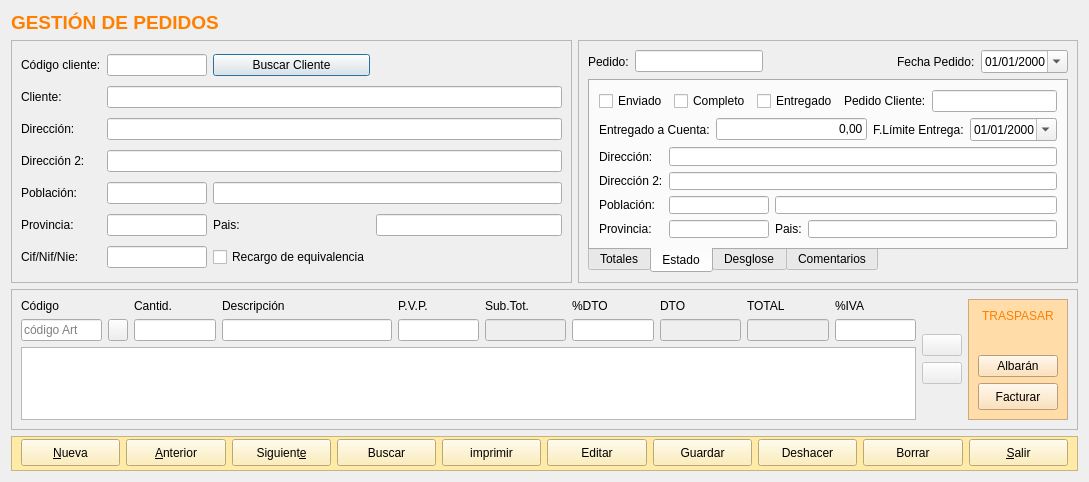
This is frmpedidos.ui in arcnexus/RedFoX as Qt 5 draws it before an edit. The edited form follows.
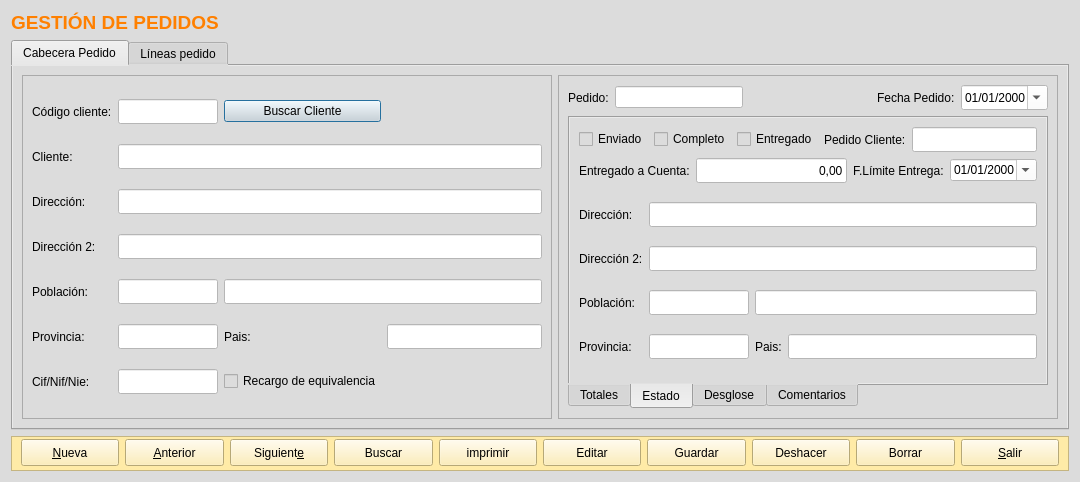
This is the edited form. The open tabs and pages were chosen to show the change. Icons and pictures are not drawn.

```diff
--- a/frmpedidos.ui
+++ b/frmpedidos.ui
@@ -6,14 +6,21 @@
    <rect>
     <x>0</x>
     <y>0</y>
-    <width>1089</width>
+    <width>1080</width>
     <height>482</height>
    </rect>
   </property>
   <property name="windowTitle">
    <string>Gestión de Pedidos de cliente</string>
   </property>
-  <layout class="QGridLayout" name="gridLayout_2">
+  <property name="windowIcon">
+   <iconset resource="terra.qrc">
+    <normaloff>:/Icons/PNG/terra.png</normaloff>:/Icons/PNG/terra.png</iconset>
+  </property>
+  <property name="styleSheet">
+   <string notr="true">background-color: rgb(220, 220, 220);</string>
+  </property>
+  <layout class="QGridLayout" name="gridLayout_14">
    <item row="0" column="0">
     <widget class="QLabel" name="label_36">
      <property name="text">
@@ -22,6 +29,16 @@
     </widget>
    </item>
    <item row="1" column="0">
+    <widget class="QTabWidget" name="tabWidget_2">
+     <property name="currentIndex">
+      <number>0</number>
+     </property>
+     <widget class="QWidget" name="tab_5">
+      <attribute name="title">
+       <string>Cabecera Pedido</string>
+      </attribute>
+      <layout class="QGridLayout" name="gridLayout_2">
+       <item row="0" column="0">
     <widget class="QFrame" name="frame_5">
      <property name="frameShape">
       <enum>QFrame::StyledPanel</enum>
@@ -31,7 +48,17 @@
      </property>
      <layout class="QGridLayout" name="gridLayout">
       <item row="2" column="1" colspan="3">
-       <widget class="QLineEdit" name="txtcDireccion"/>
+           <widget class="QLineEdit" name="txtcDireccion">
+            <property name="minimumSize">
+             <size>
+              <width>0</width>
+              <height>25</height>
+             </size>
+            </property>
+            <property name="styleSheet">
+             <string notr="true">background-color: rgb(255, 255, 255);</string>
+            </property>
+           </widget>
       </item>
       <item row="0" column="0">
        <widget class="QLabel" name="label_3">
@@ -53,12 +80,21 @@
       </item>
       <item row="0" column="1">
        <widget class="QLineEdit" name="txtcCodigoCliente">
+            <property name="minimumSize">
+             <size>
+              <width>0</width>
+              <height>25</height>
+             </size>
+            </property>
         <property name="maximumSize">
          <size>
           <width>100</width>
           <height>16777215</height>
          </size>
         </property>
+            <property name="styleSheet">
+             <string notr="true">background-color: rgb(255, 255, 255);</string>
+            </property>
        </widget>
       </item>
       <item row="4" column="2" colspan="2">
@@ -69,6 +105,15 @@
           <verstretch>0</verstretch>
          </sizepolicy>
         </property>
+            <property name="minimumSize">
+             <size>
+              <width>0</width>
+              <height>25</height>
+             </size>
+            </property>
+            <property name="styleSheet">
+             <string notr="true">background-color: rgb(255, 255, 255);</string>
+            </property>
        </widget>
       </item>
       <item row="2" column="0">
@@ -80,26 +125,54 @@
       </item>
       <item row="6" column="1">
        <widget class="QLineEdit" name="txtcCif">
+            <property name="minimumSize">
+             <size>
+              <width>0</width>
+              <height>25</height>
+             </size>
+            </property>
         <property name="maximumSize">
          <size>
           <width>100</width>
           <height>16777215</height>
          </size>
         </property>
+            <property name="styleSheet">
+             <string notr="true">background-color: rgb(255, 255, 255);</string>
+            </property>
        </widget>
       </item>
       <item row="5" column="1">
        <widget class="QLineEdit" name="txtcProvincia">
+            <property name="minimumSize">
+             <size>
+              <width>0</width>
+              <height>25</height>
+             </size>
+            </property>
         <property name="maximumSize">
          <size>
           <width>100</width>
           <height>16777215</height>
          </size>
         </property>
+            <property name="styleSheet">
+             <string notr="true">background-color: rgb(255, 255, 255);</string>
+            </property>
        </widget>
       </item>
       <item row="1" column="1" colspan="3">
-       <widget class="QLineEdit" name="txtcCliente"/>
+           <widget class="QLineEdit" name="txtcCliente">
+            <property name="minimumSize">
+             <size>
+              <width>0</width>
+              <height>25</height>
+             </size>
+            </property>
+            <property name="styleSheet">
+             <string notr="true">background-color: rgb(255, 255, 255);</string>
+            </property>
+           </widget>
       </item>
       <item row="3" column="0">
        <widget class="QLabel" name="label_6">
@@ -109,7 +182,17 @@
        </widget>
       </item>
       <item row="5" column="3">
-       <widget class="QLineEdit" name="txtcPais"/>
+           <widget class="QLineEdit" name="txtcPais">
+            <property name="minimumSize">
+             <size>
+              <width>0</width>
+              <height>25</height>
+             </size>
+            </property>
+            <property name="styleSheet">
+             <string notr="true">background-color: rgb(255, 255, 255);</string>
+            </property>
+           </widget>
       </item>
       <item row="4" column="0">
        <widget class="QLabel" name="label_7">
@@ -123,7 +206,7 @@
         <property name="minimumSize">
          <size>
           <width>100</width>
-          <height>0</height>
+              <height>25</height>
          </size>
         </property>
         <property name="maximumSize">
@@ -132,6 +215,9 @@
           <height>16777215</height>
          </size>
         </property>
+            <property name="styleSheet">
+             <string notr="true">background-color: rgb(255, 255, 255);</string>
+            </property>
        </widget>
       </item>
       <item row="1" column="0">
@@ -149,7 +235,17 @@
        </widget>
       </item>
       <item row="3" column="1" colspan="3">
-       <widget class="QLineEdit" name="txtcDireccion2"/>
+           <widget class="QLineEdit" name="txtcDireccion2">
+            <property name="minimumSize">
+             <size>
+              <width>0</width>
+              <height>25</height>
+             </size>
+            </property>
+            <property name="styleSheet">
+             <string notr="true">background-color: rgb(255, 255, 255);</string>
+            </property>
+           </widget>
       </item>
       <item row="6" column="0">
        <widget class="QLabel" name="label_15">
@@ -175,7 +271,7 @@
      </layout>
     </widget>
    </item>
-   <item row="1" column="1">
+       <item row="0" column="1">
     <widget class="QFrame" name="frame">
      <property name="minimumSize">
       <size>
@@ -208,8 +304,7 @@
         <item>
          <widget class="QLineEdit" name="txtnPedido">
           <property name="styleSheet">
-           <string notr="true">color: rgb(0, 0, 128);
-font: 12pt &quot;Times New Roman&quot;;</string>
+               <string notr="true">background-color: rgb(255, 255, 255);</string>
           </property>
          </widget>
         </item>
@@ -235,6 +330,15 @@
         </item>
         <item>
          <widget class="QDateEdit" name="txtdFecha">
+              <property name="minimumSize">
+               <size>
+                <width>0</width>
+                <height>25</height>
+               </size>
+              </property>
+              <property name="styleSheet">
+               <string notr="true">background-color: rgb(255, 255, 255);</string>
+              </property>
           <property name="displayFormat">
            <string>dd/MM/yyyy</string>
           </property>
@@ -636,7 +740,17 @@
              </widget>
             </item>
             <item>
-             <widget class="QLineEdit" name="txtcPedidoCliente"/>
+                 <widget class="QLineEdit" name="txtcPedidoCliente">
+                  <property name="minimumSize">
+                   <size>
+                    <width>0</width>
+                    <height>25</height>
+                   </size>
+                  </property>
+                  <property name="styleSheet">
+                   <string notr="true">background-color: rgb(255, 255, 255);</string>
+                  </property>
+                 </widget>
             </item>
            </layout>
           </item>
@@ -651,6 +765,15 @@
             </item>
             <item>
              <widget class="QLineEdit" name="txtrACuenta">
+                  <property name="minimumSize">
+                   <size>
+                    <width>0</width>
+                    <height>25</height>
+                   </size>
+                  </property>
+                  <property name="styleSheet">
+                   <string notr="true">background-color: rgb(255, 255, 255);</string>
+                  </property>
               <property name="text">
                <string>0,00</string>
               </property>
@@ -670,6 +793,9 @@
           </item>
           <item row="1" column="2" colspan="2">
            <widget class="QDateEdit" name="txtdFechaLimiteEntrega">
+                <property name="styleSheet">
+                 <string notr="true">background-color: rgb(255, 255, 255);</string>
+                </property>
             <property name="displayFormat">
              <string>dd/MM/yyyy</string>
             </property>
@@ -688,7 +814,17 @@
              </widget>
             </item>
             <item row="0" column="1" colspan="3">
-             <widget class="QLineEdit" name="txtcDireccionEntrega"/>
+                 <widget class="QLineEdit" name="txtcDireccionEntrega">
+                  <property name="minimumSize">
+                   <size>
+                    <width>0</width>
+                    <height>25</height>
+                   </size>
+                  </property>
+                  <property name="styleSheet">
+                   <string notr="true">background-color: rgb(255, 255, 255);</string>
+                  </property>
+                 </widget>
             </item>
             <item row="1" column="0">
              <widget class="QLabel" name="label_41">
@@ -698,7 +834,17 @@
              </widget>
             </item>
             <item row="1" column="1" colspan="3">
-             <widget class="QLineEdit" name="txtcDireccionEntrega_2"/>
+                 <widget class="QLineEdit" name="txtcDireccionEntrega_2">
+                  <property name="minimumSize">
+                   <size>
+                    <width>0</width>
+                    <height>25</height>
+                   </size>
+                  </property>
+                  <property name="styleSheet">
+                   <string notr="true">background-color: rgb(255, 255, 255);</string>
+                  </property>
+                 </widget>
             </item>
             <item row="2" column="0">
              <widget class="QLabel" name="label_40">
@@ -712,7 +858,7 @@
               <property name="minimumSize">
                <size>
                 <width>100</width>
-                <height>0</height>
+                    <height>25</height>
                </size>
               </property>
               <property name="maximumSize">
@@ -721,6 +867,9 @@
                 <height>16777215</height>
                </size>
               </property>
+                  <property name="styleSheet">
+                   <string notr="true">background-color: rgb(255, 255, 255);</string>
+                  </property>
              </widget>
             </item>
             <item row="2" column="2" colspan="2">
@@ -731,6 +880,15 @@
                 <verstretch>0</verstretch>
                </sizepolicy>
               </property>
+                  <property name="minimumSize">
+                   <size>
+                    <width>0</width>
+                    <height>25</height>
+                   </size>
+                  </property>
+                  <property name="styleSheet">
+                   <string notr="true">background-color: rgb(255, 255, 255);</string>
+                  </property>
              </widget>
             </item>
             <item row="3" column="0">
@@ -742,12 +900,21 @@
             </item>
             <item row="3" column="1">
              <widget class="QLineEdit" name="txtcProvinciaEntrega">
+                  <property name="minimumSize">
+                   <size>
+                    <width>0</width>
+                    <height>25</height>
+                   </size>
+                  </property>
               <property name="maximumSize">
                <size>
                 <width>100</width>
                 <height>16777215</height>
                </size>
               </property>
+                  <property name="styleSheet">
+                   <string notr="true">background-color: rgb(255, 255, 255);</string>
+                  </property>
              </widget>
             </item>
             <item row="3" column="2">
@@ -758,7 +925,17 @@
              </widget>
             </item>
             <item row="3" column="3">
-             <widget class="QLineEdit" name="txtcPaisEntrega"/>
+                 <widget class="QLineEdit" name="txtcPaisEntrega">
+                  <property name="minimumSize">
+                   <size>
+                    <width>0</width>
+                    <height>25</height>
+                   </size>
+                  </property>
+                  <property name="styleSheet">
+                   <string notr="true">background-color: rgb(255, 255, 255);</string>
+                  </property>
+                 </widget>
             </item>
            </layout>
           </item>
@@ -1560,11 +1737,18 @@
      </layout>
     </widget>
    </item>
-   <item row="2" column="0" colspan="2">
+      </layout>
+     </widget>
+     <widget class="QWidget" name="tab_6">
+      <attribute name="title">
+       <string>Líneas pedido</string>
+      </attribute>
+      <layout class="QGridLayout" name="gridLayout_15">
+       <item row="0" column="0">
     <widget class="QFrame" name="frame_6">
      <property name="minimumSize">
       <size>
-       <width>700</width>
+           <width>1000</width>
        <height>0</height>
       </size>
      </property>
@@ -1574,22 +1758,15 @@
      <property name="frameShadow">
       <enum>QFrame::Raised</enum>
      </property>
-     <layout class="QHBoxLayout" name="horizontalLayout_2">
-      <item>
+         <layout class="QGridLayout" name="gridLayout_16">
+          <item row="0" column="0">
        <layout class="QVBoxLayout" name="verticalLayout_2">
         <item>
          <layout class="QGridLayout" name="gridLayout_9">
-          <item row="0" column="0">
-           <widget class="QLabel" name="label_17">
-            <property name="text">
-             <string>Código</string>
-            </property>
-           </widget>
-          </item>
-          <item row="0" column="2">
-           <widget class="QLabel" name="label_18">
-            <property name="text">
-             <string>Cantid.</string>
+              <item row="1" column="9">
+               <widget class="QLineEdit" name="txtPorcIVAArticulo">
+                <property name="styleSheet">
+                 <string notr="true">background-color: rgb(255, 255, 255);</string>
             </property>
            </widget>
           </item>
@@ -1600,10 +1777,29 @@
             </property>
            </widget>
           </item>
-          <item row="1" column="7">
-           <widget class="QLineEdit" name="txtDtoArticulo">
-            <property name="enabled">
-             <bool>false</bool>
+              <item row="1" column="3">
+               <widget class="QLineEdit" name="txtDescripcionArticulo">
+                <property name="minimumSize">
+                 <size>
+                  <width>170</width>
+                  <height>0</height>
+                 </size>
+                </property>
+                <property name="styleSheet">
+                 <string notr="true">background-color: rgb(255, 255, 255);</string>
+                </property>
+                <property name="readOnly">
+                 <bool>true</bool>
+                </property>
+                <property name="placeholderText">
+                 <string/>
+                </property>
+               </widget>
+              </item>
+              <item row="1" column="4">
+               <widget class="QLineEdit" name="txtPVPArticulo">
+                <property name="styleSheet">
+                 <string notr="true">background-color: rgb(255, 255, 255);</string>
             </property>
             <property name="alignment">
              <set>Qt::AlignRight|Qt::AlignTrailing|Qt::AlignVCenter</set>
@@ -1639,16 +1835,9 @@
             <property name="enabled">
              <bool>false</bool>
             </property>
-            <property name="alignment">
-             <set>Qt::AlignRight|Qt::AlignTrailing|Qt::AlignVCenter</set>
-            </property>
-            <property name="readOnly">
-             <bool>true</bool>
-            </property>
-           </widget>
-          </item>
-          <item row="1" column="6">
-           <widget class="QLineEdit" name="txtPorcDtoArticulo">
+                <property name="styleSheet">
+                 <string notr="true">background-color: rgb(255, 255, 255);</string>
+                </property>
             <property name="alignment">
              <set>Qt::AlignRight|Qt::AlignTrailing|Qt::AlignVCenter</set>
             </property>
@@ -1669,6 +1858,9 @@
           </item>
           <item row="1" column="0">
            <widget class="QLineEdit" name="txtcCodigoArticulo">
+                <property name="styleSheet">
+                 <string notr="true">background-color: rgb(255, 255, 255);</string>
+                </property>
             <property name="readOnly">
              <bool>true</bool>
             </property>
@@ -1677,8 +1869,14 @@
             </property>
            </widget>
           </item>
-          <item row="1" column="4">
-           <widget class="QLineEdit" name="txtPVPArticulo">
+              <item row="1" column="5">
+               <widget class="QLineEdit" name="txtSubtotalArticulo">
+                <property name="enabled">
+                 <bool>false</bool>
+                </property>
+                <property name="styleSheet">
+                 <string notr="true">background-color: rgb(255, 255, 255);</string>
+                </property>
             <property name="alignment">
              <set>Qt::AlignRight|Qt::AlignTrailing|Qt::AlignVCenter</set>
             </property>
@@ -1718,6 +1916,9 @@
             <property name="enabled">
              <bool>false</bool>
             </property>
+                <property name="styleSheet">
+                 <string notr="true">background-color: rgb(255, 255, 255);</string>
+                </property>
             <property name="alignment">
              <set>Qt::AlignRight|Qt::AlignTrailing|Qt::AlignVCenter</set>
             </property>
@@ -1728,6 +1929,9 @@
           </item>
           <item row="1" column="2">
            <widget class="QLineEdit" name="txtcCantidadArticulo">
+                <property name="styleSheet">
+                 <string notr="true">background-color: rgb(255, 255, 255);</string>
+                </property>
             <property name="alignment">
              <set>Qt::AlignRight|Qt::AlignTrailing|Qt::AlignVCenter</set>
             </property>
@@ -1765,7 +1969,23 @@
           <item row="0" column="9">
            <widget class="QLabel" name="label_35">
             <property name="text">
-             <string>%IVA</string>
+                 <string>TOTAL</string>
+                </property>
+               </widget>
+              </item>
+              <item row="1" column="6">
+               <widget class="QLineEdit" name="txtPorcDtoArticulo">
+                <property name="styleSheet">
+                 <string notr="true">background-color: rgb(255, 255, 255);</string>
+                </property>
+                <property name="alignment">
+                 <set>Qt::AlignRight|Qt::AlignTrailing|Qt::AlignVCenter</set>
+                </property>
+                <property name="readOnly">
+                 <bool>true</bool>
+                </property>
+                <property name="placeholderText">
+                 <string/>
             </property>
            </widget>
           </item>
@@ -1773,6 +1993,9 @@
         </item>
         <item>
          <widget class="QTableView" name="Lineas">
+              <property name="styleSheet">
+               <string notr="true">background-color: rgb(255, 255, 255);</string>
+              </property>
           <property name="alternatingRowColors">
            <bool>true</bool>
           </property>
@@ -1795,7 +2018,7 @@
         </item>
        </layout>
       </item>
-      <item>
+          <item row="0" column="1">
        <layout class="QVBoxLayout" name="verticalLayout">
         <item>
          <spacer name="verticalSpacer">
@@ -1871,7 +2094,7 @@
         </item>
        </layout>
       </item>
-      <item>
+          <item row="0" column="2">
        <widget class="QFrame" name="frame_3">
         <property name="styleSheet">
          <string notr="true">background-color: rgb(255, 220, 168);</string>
@@ -1959,7 +2182,11 @@
      </layout>
     </widget>
    </item>
-   <item row="3" column="0" colspan="2">
+      </layout>
+     </widget>
+    </widget>
+   </item>
+   <item row="2" column="0">
     <widget class="QFrame" name="frame_4">
      <property name="minimumSize">
       <size>
```
Left out of the diff: 149 changed lines with no effect on the pictures. Lines whose indentation alone changed are shown as unchanged.
